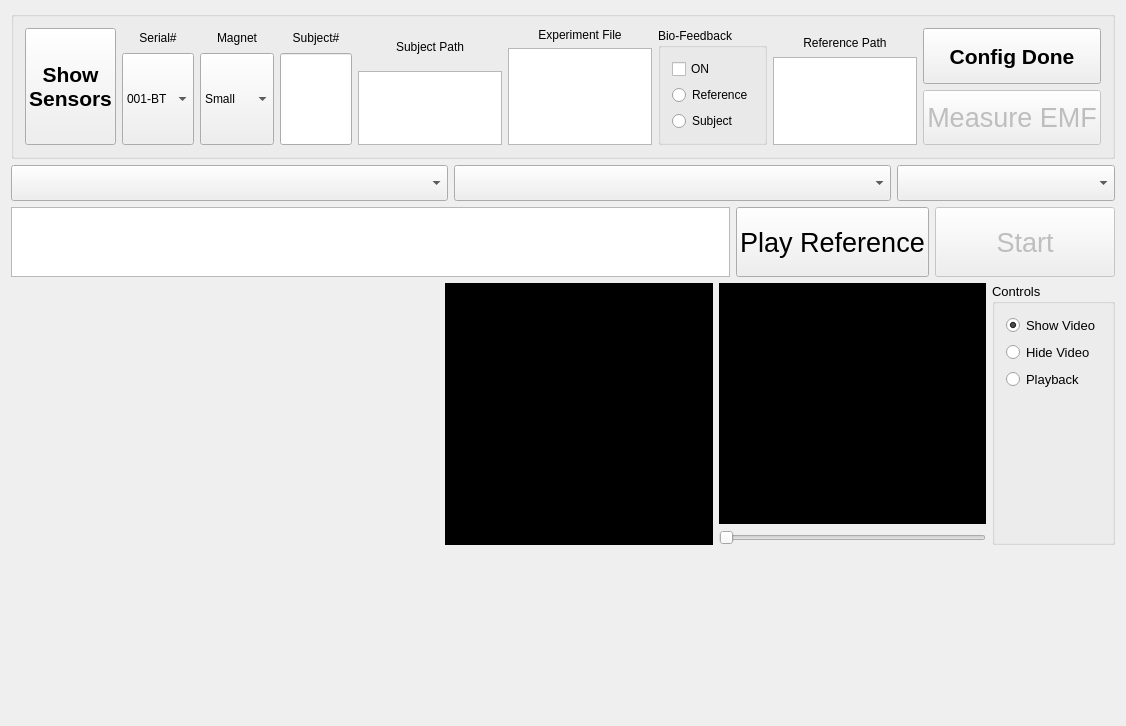
This is tts_gui_experiment/TTS_GUI.ui in Sebnor-Doc/Collect_Data as Qt 5 draws it before an edit. The edited form follows.
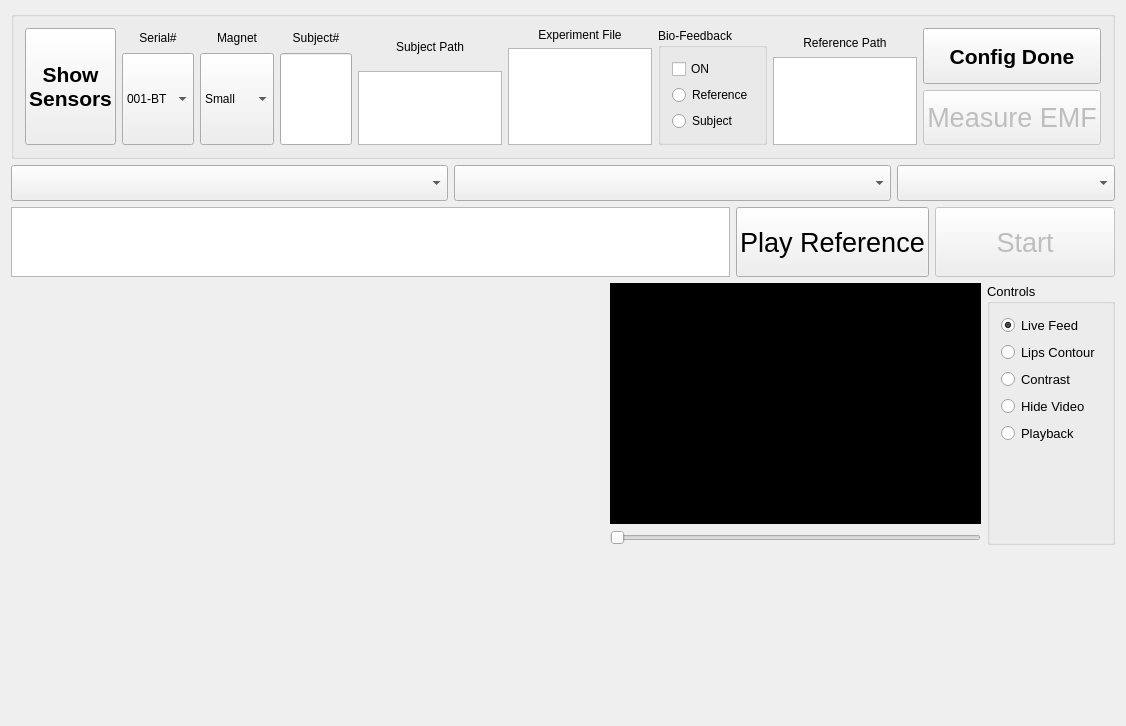
This is the edited form. Custom widgets are drawn as their Qt base class.

Commit message: Image resizing issue fixed Removed grid, labels and padding

```diff
--- a/tts_gui_experiment/TTS_GUI.ui
+++ b/tts_gui_experiment/TTS_GUI.ui
@@ -459,7 +459,7 @@
      </layout>
     </item>
     <item>
-     <layout class="QHBoxLayout" name="biofeedbackLayout" stretch="8,5,5,1">
+     <layout class="QHBoxLayout" name="biofeedbackLayout" stretch="8,5,1">
       <item>
        <widget class="QCustomPlot" name="locaPlot" native="true">
         <property name="autoFillBackground">
@@ -468,40 +468,15 @@
        </widget>
       </item>
       <item>
-       <widget class="QCustomPlot" name="lipsTrackFeed" native="true">
-        <property name="autoFillBackground">
-         <bool>false</bool>
-        </property>
-        <property name="styleSheet">
-         <string notr="true">Background-color: #000;</string>
-        </property>
-       </widget>
-      </item>
-      <item>
-       <layout class="QVBoxLayout" name="videoLay" stretch="4,1">
+       <layout class="QVBoxLayout" name="videoLay" stretch="0,1">
         <item>
-         <widget class="QLabel" name="videoFeed">
-          <property name="sizePolicy">
-           <sizepolicy hsizetype="Preferred" vsizetype="Preferred">
-            <horstretch>0</horstretch>
-            <verstretch>0</verstretch>
-           </sizepolicy>
-          </property>
+         <widget class="QCustomPlot" name="videoFeed" native="true">
           <property name="autoFillBackground">
            <bool>false</bool>
           </property>
           <property name="styleSheet">
            <string notr="true">Background-color: #000;</string>
           </property>
-          <property name="frameShape">
-           <enum>QFrame::Box</enum>
-          </property>
-          <property name="text">
-           <string/>
-          </property>
-          <property name="alignment">
-           <set>Qt::AlignCenter</set>
-          </property>
          </widget>
         </item>
         <item>
@@ -538,13 +513,27 @@
             </font>
            </property>
            <property name="text">
-            <string>Show Video</string>
+            <string>Live Feed</string>
            </property>
            <property name="checked">
             <bool>true</bool>
            </property>
           </widget>
          </item>
+         <item>
+          <widget class="QRadioButton" name="videoShowLipsRadio">
+           <property name="text">
+            <string>Lips Contour</string>
+           </property>
+          </widget>
+         </item>
+         <item>
+          <widget class="QRadioButton" name="videoBWRadio">
+           <property name="text">
+            <string>Contrast</string>
+           </property>
+          </widget>
+         </item>
          <item>
           <widget class="QRadioButton" name="videoHideRadio">
            <property name="font">
```
The commit also changes 5 other files.
